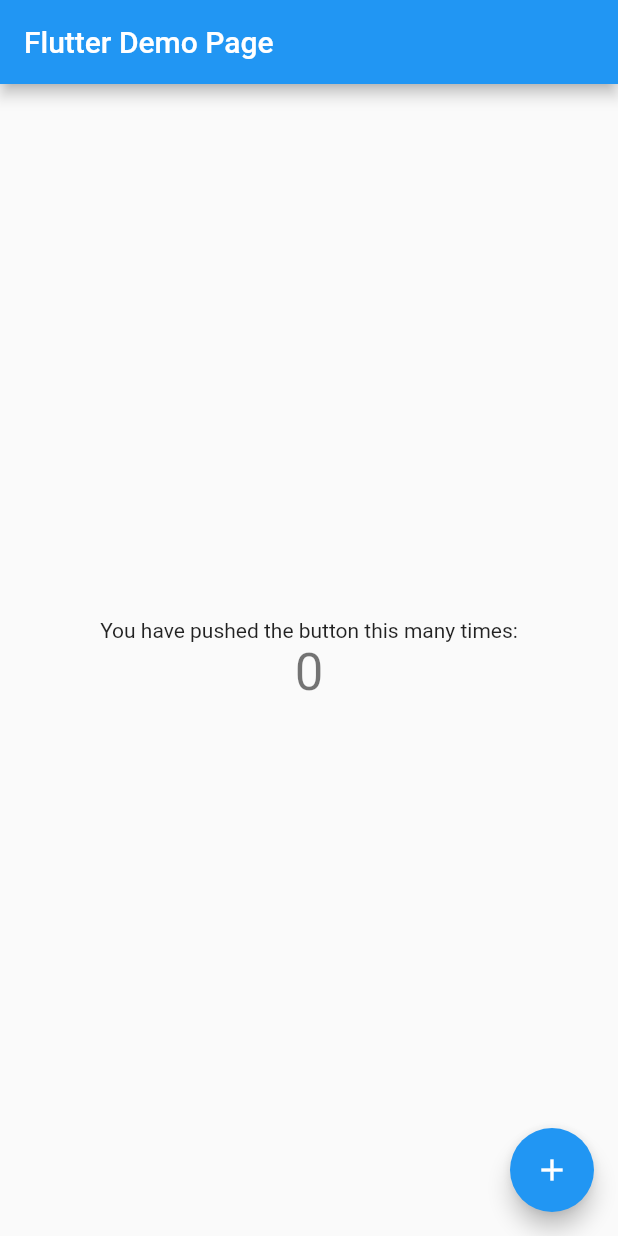
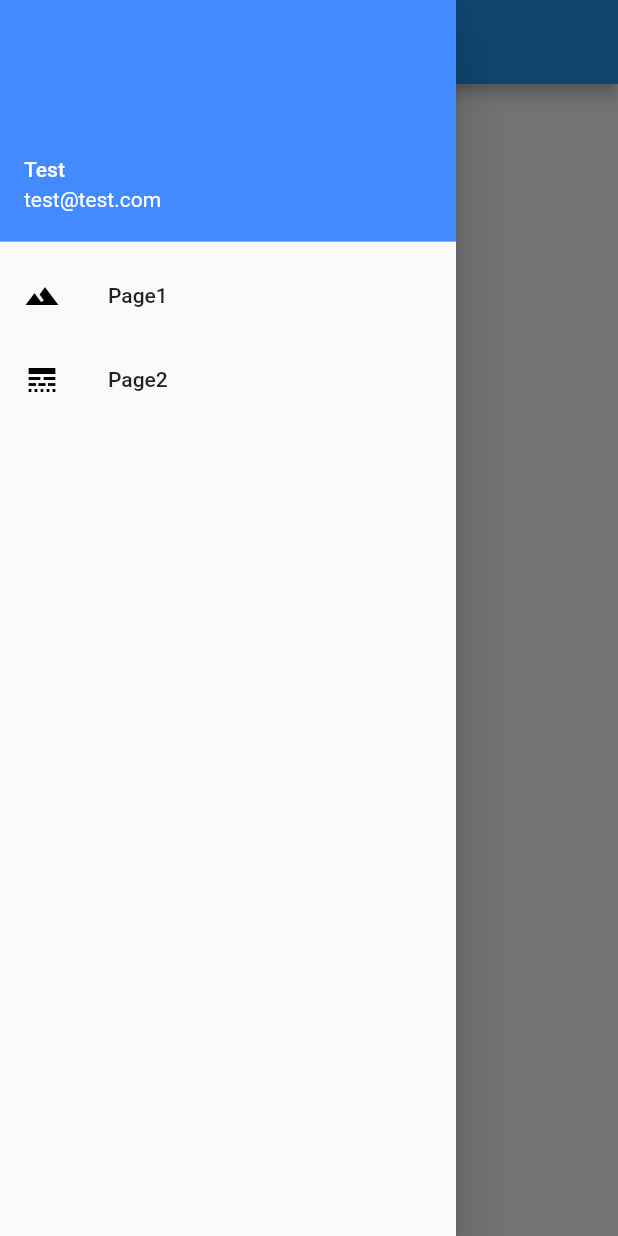
Before and after one commit to snajdan0525/FlutterBlocPatternSample, a Flutter app: the screen it shows after launch, with the side drawer open (before the commit the screen has no drawer), on a phone screen of 412 x 824 dp. Run offline on Flutter 3.47's test engine with Material 2 defaults, Android fonts, the phone set to English and light mode, and no system bars; our stand-ins replace rxdart; network calls fail.

Commit message:
ready project

```diff
--- /dev/null
+++ b/lib/blocs/dog_bloc.dart
@@ -0,0 +1,21 @@
+import 'package:bloc_pattern_sample/models/dog_model.dart';
+import '../resources/repository.dart';
+import 'package:rxdart/rxdart.dart';
+
+class DogBloc {
+  final _repository = Repository();
+  final _dogFetcher = PublishSubject<Dog>();
+
+  Observable<Dog> get dog => _dogFetcher.stream;
+
+  fetchDog() async {
+    Dog itemModel = await _repository.fetchDog();
+    _dogFetcher.sink.add(itemModel);
+  }
+
+  dispose() {
+    _dogFetcher.close();
+  }
+}
+
+final dogBloc = DogBloc();
--- /dev/null
+++ b/lib/drawer.dart
@@ -0,0 +1,54 @@
+import 'package:bloc_pattern_sample/second_page.dart';
+import 'package:flutter/material.dart';
+
+import 'first_page.dart';
+
+//Define the MainDrawer. It will be used every time in a new page
+class MainDrawer extends StatelessWidget {
+  @override
+  Widget build(BuildContext context) {
+    return Drawer(
+      child: Column(
+        mainAxisSize: MainAxisSize.max,
+        children: <Widget>[
+          UserAccountsDrawerHeader(
+            decoration: BoxDecoration(color: Colors.blueAccent),
+            accountName: Text("Test"),
+            accountEmail: Text("test@test.com"),
+            //currentAccountPicture:
+            //  CircleAvatar(
+            //   backgroundColor: Colors.transparent,
+            //   backgroundImage: AssetImage('assets/logo_white.png'),
+            // ),
+          ),
+          ListTile(
+            title: Text('Page1'),
+            leading: Icon(Icons.landscape, color: Colors.black),
+            onTap: () {
+              //Close the drawer
+              Navigator.of(context).pop();
+              //Navigate to home page
+              //Navigate with avoiding the possibility to return
+              Navigator.of(context).pushReplacementNamed(FirstPage.tag);
+              //Navigator.of(context).push(MaterialPageRoute(
+              //  builder: (BuildContext context) => HomePage()));
+            },
+          ),
+          ListTile(
+            title: Text('Page2'),
+            leading: Icon(Icons.line_style, color: Colors.black),
+            onTap: () {
+              //Close the drawer
+              Navigator.of(context).pop();
+              //Navigate to home page
+              //Navigate with avoiding the possibility to return
+              Navigator.of(context).pushReplacementNamed(SecondPage.tag);
+              //Navigator.of(context).push(MaterialPageRoute(
+              //  builder: (BuildContext context) => HomePage()));
+            },
+          ),
+        ],
+      ),
+    );
+  }
+}
--- a/lib/first_page.dart
+++ b/lib/first_page.dart
@@ -1,35 +1,31 @@
+import 'package:bloc_pattern_sample/blocs/dog_bloc.dart';
+import 'package:bloc_pattern_sample/drawer.dart';
 import 'package:flutter/material.dart';
 
+import 'models/dog_model.dart';
+
 class FirstPage extends StatefulWidget {
-  FirstPage({Key key, this.title}) : super(key: key);
+  static String tag = 'first-page';
 
-  // This widget is the home page of your application. It is stateful, meaning
-  // that it has a State object (defined below) that contains fields that affect
-  // how it looks.
-
-  // This class is the configuration for the state. It holds the values (in this
-  // case the title) provided by the parent (in this case the App widget) and
-  // used by the build method of the State. Fields in a Widget subclass are
-  // always marked "final".
-
-  final String title;
+  final String title = 'First Page';
 
   @override
   _FirstPageState createState() => _FirstPageState();
 }
 
 class _FirstPageState extends State<FirstPage> {
-  int _counter = 0;
+  @override
+  void initState() {
+    super.initState();
 
-  void _incrementCounter() {
-    setState(() {
-      // This call to setState tells the Flutter framework that something has
-      // changed in this State, which causes it to rerun the build method below
-      // so that the display can reflect the updated values. If we changedgit
-      // _counter without calling setState(), then the build method would not be
-      // called again, and so nothing would appear to happen.
-      _counter++;
-    });
+    dogBloc.fetchDog();
+  }
+
+  @override
+  void dispose() {
+    ///I cannot do this because it will be use by another page
+    //dogBloc.dispose();
+    super.dispose();
   }
 
   @override
@@ -46,41 +42,26 @@ class _FirstPageState extends State<FirstPage> {
         // the App.build method, and use it to set our appbar title.
         title: Text(widget.title),
       ),
+      drawer: MainDrawer(),
       body: Center(
         // Center is a layout widget. It takes a single child and positions it
         // in the middle of the parent.
         child: Column(
-          // Column is also layout widget. It takes a list of children and
-          // arranges them vertically. By default, it sizes itself to fit its
-          // children horizontally, and tries to be as tall as its parent.
-          //
-          // Invoke "debug painting" (press "p" in the console, choose the
-          // "Toggle Debug Paint" action from the Flutter Inspector in Android
-          // Studio, or the "Toggle Debug Paint" command in Visual Studio Code)
-          // to see the wireframe for each widget.
-          //
-          // Column has various properties to control how it sizes itself and
-          // how it positions its children. Here we use mainAxisAlignment to
-          // center the children vertically; the main axis here is the vertical
-          // axis because Columns are vertical (the cross axis would be
-          // horizontal).
-          mainAxisAlignment: MainAxisAlignment.center,
           children: <Widget>[
-            Text(
-              'You have pushed the button this many times:',
-            ),
-            Text(
-              '$_counter',
-              style: Theme.of(context).textTheme.display1,
-            ),
+            StreamBuilder(
+                stream: dogBloc.dog,
+                builder: (context, AsyncSnapshot<Dog> snapshot) {
+                  if (snapshot.hasData) {
+                    print('Fms snapshot');
+                    return Image.network(snapshot.data.message);
+                  } else if (snapshot.hasError) {
+                    return Text('Dog snapshot error!');
+                  }
+                  return Text('Loading dog..');
+                })
           ],
         ),
       ),
-      floatingActionButton: FloatingActionButton(
-        onPressed: _incrementCounter,
-        tooltip: 'Increment',
-        child: Icon(Icons.add),
-      ), // This trailing comma makes auto-formatting nicer for build methods.
     );
   }
 }
--- a/lib/main.dart
+++ b/lib/main.dart
@@ -1,3 +1,4 @@
+import 'package:bloc_pattern_sample/second_page.dart';
 import 'package:flutter/material.dart';
 
 import 'first_page.dart';
@@ -6,6 +7,11 @@ void main() => runApp(MyApp());
 
 class MyApp extends StatelessWidget {
   // This widget is the root of your application.
+  final routes = <String, WidgetBuilder>{
+    FirstPage.tag: (context) => FirstPage(),
+    SecondPage.tag: (context) => SecondPage(),
+  };
+
   @override
   Widget build(BuildContext context) {
     return MaterialApp(
@@ -22,7 +28,8 @@ class MyApp extends StatelessWidget {
         // is not restarted.
         primarySwatch: Colors.blue,
       ),
-      home: FirstPage(title: 'Flutter Demo Page'),
+      home: FirstPage(),
+      routes: routes,
     );
   }
 }
```
Also changed, not shown: lib/second_page.dart (+29 -50 lines).
